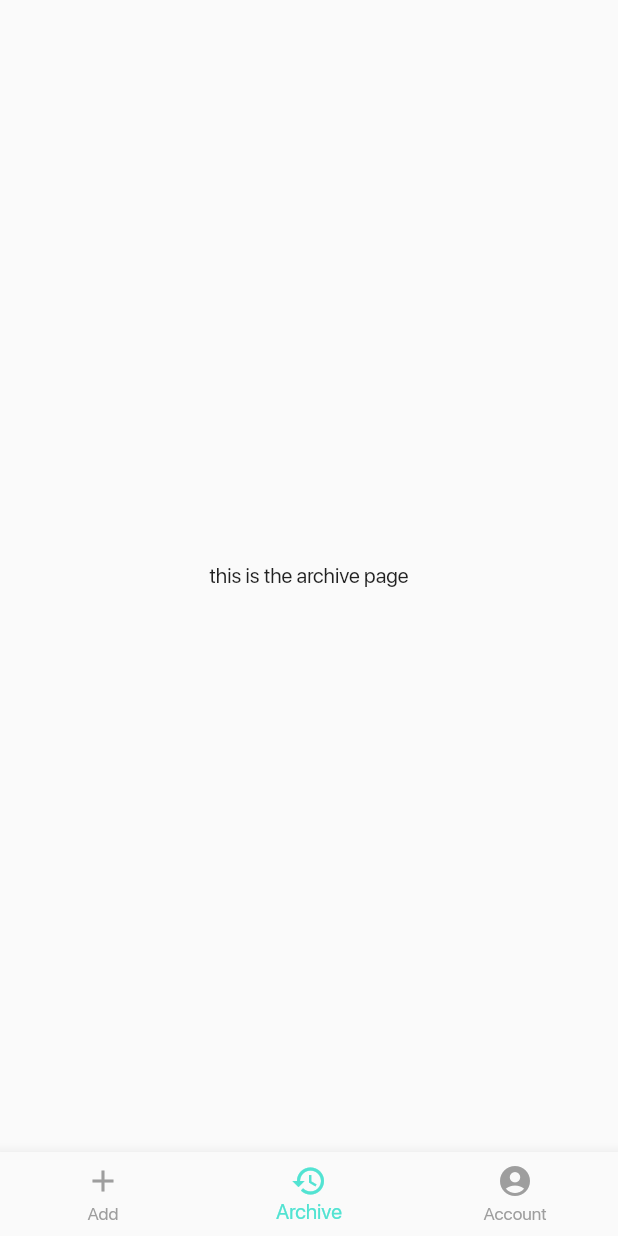
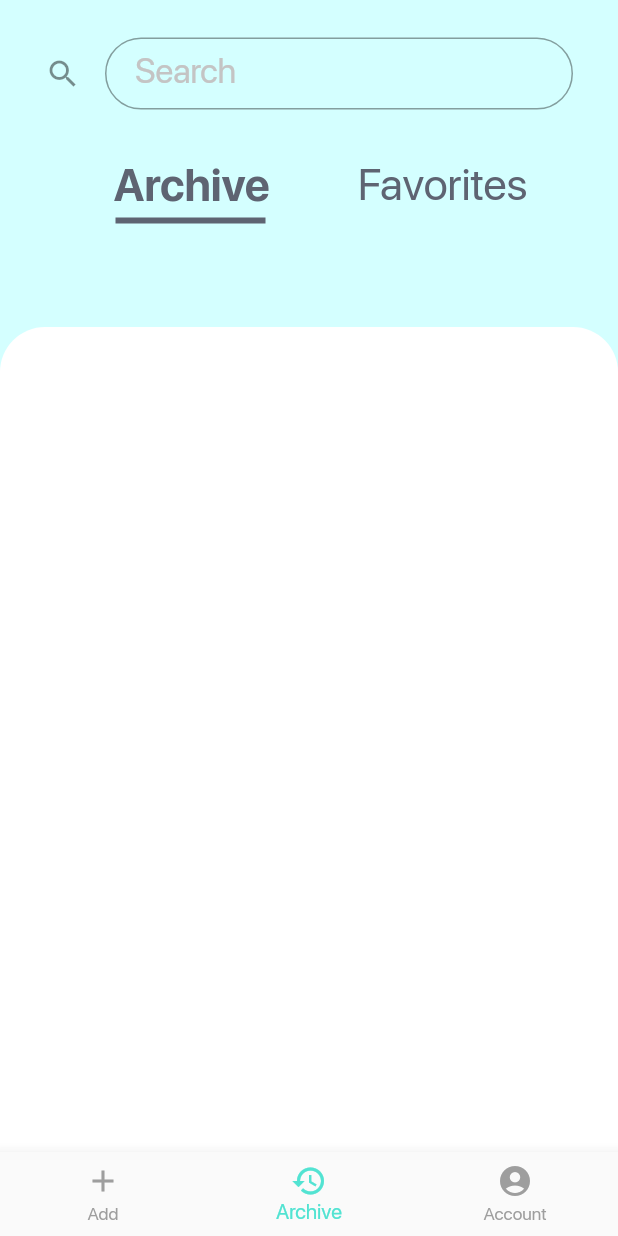
Before and after one commit to jonnachen/ponder, a Flutter app: the screen it shows after launch, item 2 of the bottom bar chosen, on a phone screen of 412 x 824 dp. Run offline on Flutter 3.47's test engine with Material 2 defaults, Android fonts, the phone set to English and light mode, and no system bars.

Commit message:
Update archive.dart

```diff
--- a/lib/archive.dart
+++ b/lib/archive.dart
@@ -1,4 +1,6 @@
 import 'package:flutter/material.dart';
+import 'favorites.dart';
+import 'book.dart';
 
 class Archive extends StatefulWidget {
   @override
@@ -6,12 +8,128 @@ class Archive extends StatefulWidget {
 }
 
 class _ArchiveState extends State<Archive> {
+  bool isSearching = false;
+
+
+  Future navigateToSubPage(context) async{
+    Navigator.push(context, MaterialPageRoute(builder: (context) => Favorites()));
+  }
+
   @override
   Widget build(BuildContext context) {
-    return new Scaffold(
-      body: new Center(
-        child: new Text("this is the archive page"),
-      ),
-    );
+    return Scaffold(
+
+        backgroundColor: Color(0xFFD4FFFF),
+        body:
+        Stack(
+          children: <Widget>[
+            ListView(
+              children: <Widget>[
+                Container(
+                    padding: EdgeInsets.only(top: 25, left: 30, right: 30),
+                    child: new Container(
+                      child: new Center(
+                          child: new Column(
+                              children : [
+                               // new Padding(padding: EdgeInsets.only(top: 140.0)),
+                                new TextFormField(
+                                  decoration: new InputDecoration(
+                                    contentPadding: EdgeInsets.only(left:20, top:2, bottom:2),
+                                    labelStyle: TextStyle(fontSize: 23, color: Color(0xFFC4C4C4)),
+                                    labelText: "Search",
+                                    icon: Icon(Icons.search),
+                                    fillColor: Colors.white,
+                                    border: new OutlineInputBorder(
+
+                                      borderRadius: new BorderRadius.circular(30.0),
+                                      borderSide: new BorderSide(
+                                      ),
+
+                                    ),
+                                    //fillColor: Colors.green
+                                  ),
+                                ),
+                              ]
+                          )
+                      ),
+                    )
+                ),
+                Padding(
+                    padding: EdgeInsets.only(left: 32, top: 25, right: 32),
+                    child: Container(
+                        height: 120.0,
+                        child: Stack(
+                          children: <Widget>[
+                            Align(
+                              alignment: Alignment(0.75, -1),
+                              child: Container(
+
+                                child: FlatButton(
+                                  padding: EdgeInsets.only(left:8),
+                                  color: Colors.transparent,
+                                  onPressed:(){
+                                    navigateToSubPage(context);
+                                  },
+                                  child: Text("Favorites",
+                                  style: TextStyle(
+                                    color:Color(0xFF5E6472),
+                                    //fontWeight: FontWeight.bold,
+                                    fontSize:30.0
+                                  ))
+                                )
+                              ),
+                            ),
+                            Align(
+                              alignment: Alignment(-0.75,-1),
+                              child: Container(
+                                padding: EdgeInsets.only(top:7, left: 15),
+                                child:
+                                  Text(
+                                  "Archive",
+                                  style: TextStyle(
+                                      color: Color(0xFF5E6472),
+                                      fontWeight: FontWeight.bold,
+                                      fontSize: 30.0
+                                  ),
+                                ),
+                              ),
+                            ),
+                            Positioned(
+                                left: 45.0,
+                                top: 47.0,
+                                child: new Container(
+                                  width: 100.0,
+                                  height: 4,
+                                  decoration: new BoxDecoration(color: Color(0xFF5E6472)),
+                                )
+                            ),
+                          ],
+                        ))),
+
+              Container(
+                height: MediaQuery.of(context).size.height - 150,
+                decoration: BoxDecoration(
+                  color: Colors.white,
+                  borderRadius: BorderRadius.only(
+                  topLeft: Radius.circular(30.0),
+                  topRight: Radius.circular(30.0))),),
+              Container(
+                height: 30,
+                decoration: BoxDecoration(
+                  color: Color(0xFF5E6472),
+                  borderRadius: BorderRadius.only(
+                  topLeft: Radius.circular(30.0),
+                  topRight: Radius.circular(30.0),
+                  bottomLeft: Radius.circular(30.0),
+                  bottomRight: Radius.circular(30.0))),),
+
+              ],
+
+            ),
+
+          ],
+        ));
   }
+
+
 }
```
